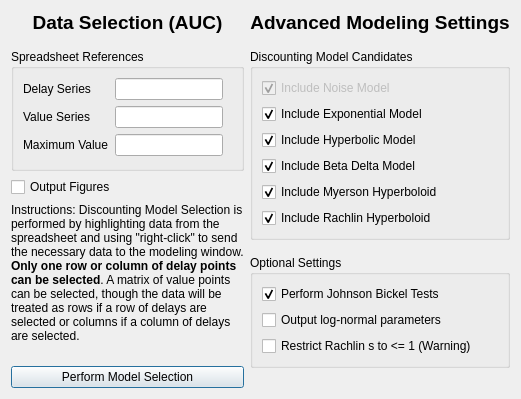
This is discountingmodelselectionareadialog.ui in miyamot0/ModelSelectorQt as Qt 5 draws it before an edit. The edited form follows.
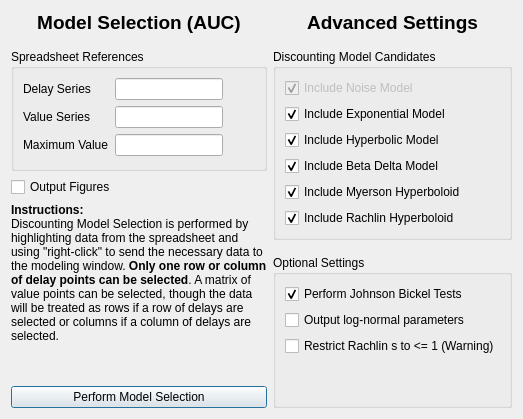
This is the edited form.

```diff
--- a/discountingmodelselectionareadialog.ui
+++ b/discountingmodelselectionareadialog.ui
@@ -6,8 +6,8 @@
    <rect>
     <x>0</x>
     <y>0</y>
-    <width>602</width>
-    <height>353</height>
+    <width>485</width>
+    <height>392</height>
    </rect>
   </property>
   <property name="windowTitle">
@@ -33,13 +33,13 @@
        <item alignment="Qt::AlignTop">
         <widget class="QLabel" name="TitleBasicSettings">
          <property name="sizePolicy">
-          <sizepolicy hsizetype="Minimum" vsizetype="Fixed">
+          <sizepolicy hsizetype="MinimumExpanding" vsizetype="Fixed">
            <horstretch>0</horstretch>
            <verstretch>0</verstretch>
           </sizepolicy>
          </property>
          <property name="text">
-          <string>&lt;html&gt;&lt;head/&gt;&lt;body&gt;&lt;p&gt;&lt;span style=&quot; font-size:14pt; font-weight:600;&quot;&gt;Data Selection (AUC)&lt;/span&gt;&lt;/p&gt;&lt;/body&gt;&lt;/html&gt;</string>
+          <string>&lt;html&gt;&lt;head/&gt;&lt;body&gt;&lt;p&gt;&lt;span style=&quot; font-size:14pt; font-weight:600;&quot;&gt;Model Selection (AUC)&lt;/span&gt;&lt;/p&gt;&lt;/body&gt;&lt;/html&gt;</string>
          </property>
          <property name="alignment">
           <set>Qt::AlignCenter</set>
@@ -179,7 +179,7 @@
           </sizepolicy>
          </property>
          <property name="text">
-          <string>&lt;html&gt;&lt;head/&gt;&lt;body&gt;&lt;p&gt;Instructions: Discounting Model Selection is performed by highlighting data from the spreadsheet and using &amp;quot;right-click&amp;quot; to send the necessary data to the modeling window. &lt;span style=&quot; font-weight:600;&quot;&gt;Only one row or column of delay points can be selected&lt;/span&gt;. A matrix of value points can be selected, though the data will be treated as rows if a row of delays are selected or columns if a column of delays are selected. &lt;/p&gt;&lt;/body&gt;&lt;/html&gt;</string>
+          <string>&lt;html&gt;&lt;head/&gt;&lt;body&gt;&lt;p&gt;&lt;span style=&quot; font-weight:600;&quot;&gt;Instructions: &lt;br/&gt;&lt;/span&gt;Discounting Model Selection is performed by highlighting data from the spreadsheet and using &amp;quot;right-click&amp;quot; to send the necessary data to the modeling window. &lt;span style=&quot; font-weight:600;&quot;&gt;Only one row or column of delay points can be selected&lt;/span&gt;. A matrix of value points can be selected, though the data will be treated as rows if a row of delays are selected or columns if a column of delays are selected. &lt;/p&gt;&lt;/body&gt;&lt;/html&gt;</string>
          </property>
          <property name="textFormat">
           <enum>Qt::RichText</enum>
@@ -191,7 +191,7 @@
           <bool>true</bool>
          </property>
          <property name="margin">
-          <number>0</number>
+          <number>5</number>
          </property>
         </widget>
        </item>
@@ -218,7 +218,7 @@
           <number>1</number>
          </property>
          <property name="text">
-          <string>&lt;html&gt;&lt;head/&gt;&lt;body&gt;&lt;p&gt;&lt;span style=&quot; font-size:14pt; font-weight:600;&quot;&gt;Advanced Modeling Settings&lt;/span&gt;&lt;/p&gt;&lt;/body&gt;&lt;/html&gt;</string>
+          <string>&lt;html&gt;&lt;head/&gt;&lt;body&gt;&lt;p&gt;&lt;span style=&quot; font-size:14pt; font-weight:600;&quot;&gt;Advanced Settings&lt;/span&gt;&lt;/p&gt;&lt;/body&gt;&lt;/html&gt;</string>
          </property>
          <property name="alignment">
           <set>Qt::AlignCenter</set>
@@ -365,22 +365,22 @@
             </property>
            </widget>
           </item>
+          <item>
+           <spacer name="verticalSpacer">
+            <property name="orientation">
+             <enum>Qt::Vertical</enum>
+            </property>
+            <property name="sizeHint" stdset="0">
+             <size>
+              <width>20</width>
+              <height>40</height>
+             </size>
+            </property>
+           </spacer>
+          </item>
          </layout>
         </widget>
        </item>
-       <item>
-        <widget class="QLabel" name="label">
-         <property name="sizePolicy">
-          <sizepolicy hsizetype="Minimum" vsizetype="Preferred">
-           <horstretch>0</horstretch>
-           <verstretch>0</verstretch>
-          </sizepolicy>
-         </property>
-         <property name="text">
-          <string/>
-         </property>
-        </widget>
-       </item>
       </layout>
      </item>
     </layout>
```
